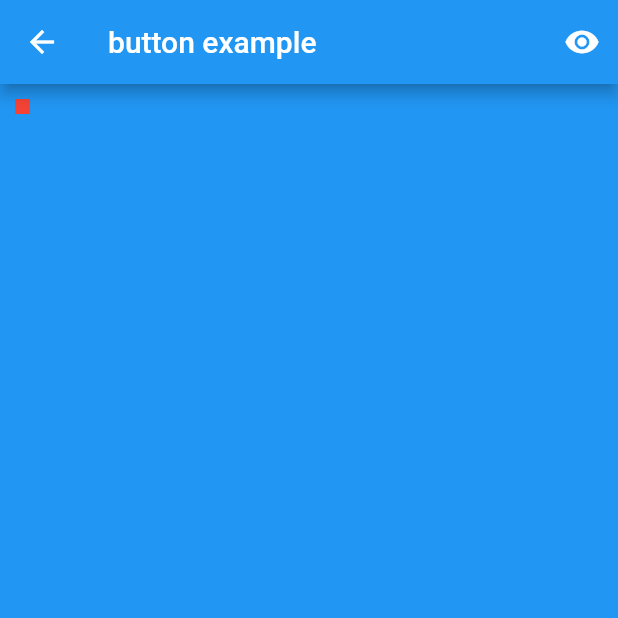
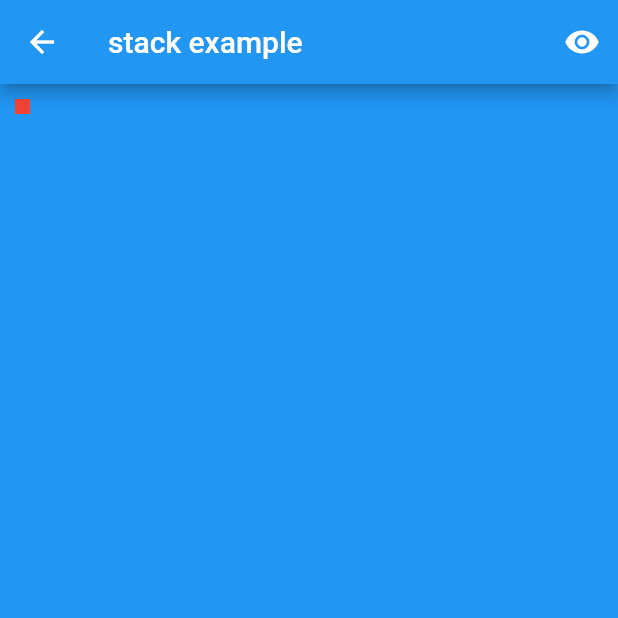
Before and after one commit to shakannn/flutex, a Flutter app: the StackExample screen opened directly, on a phone screen of 412 x 824 dp, the top half of it. Run offline on Flutter 3.47's test engine with Material 2 defaults, Android fonts, the phone set to English and light mode, and no system bars.

Commit message:
Update stack_example.dart

```diff
--- a/flutex/lib/component/stack_example.dart
+++ b/flutex/lib/component/stack_example.dart
@@ -5,7 +5,7 @@ class StackExample extends StatelessWidget {
   Widget build(BuildContext context) {
     return Scaffold(
         appBar: AppBar(
-      title: Text('button example'),
+      title: Text('stack example'),
       actions: [
         IconButton(
           icon: Icon(Icons.visibility),
```
